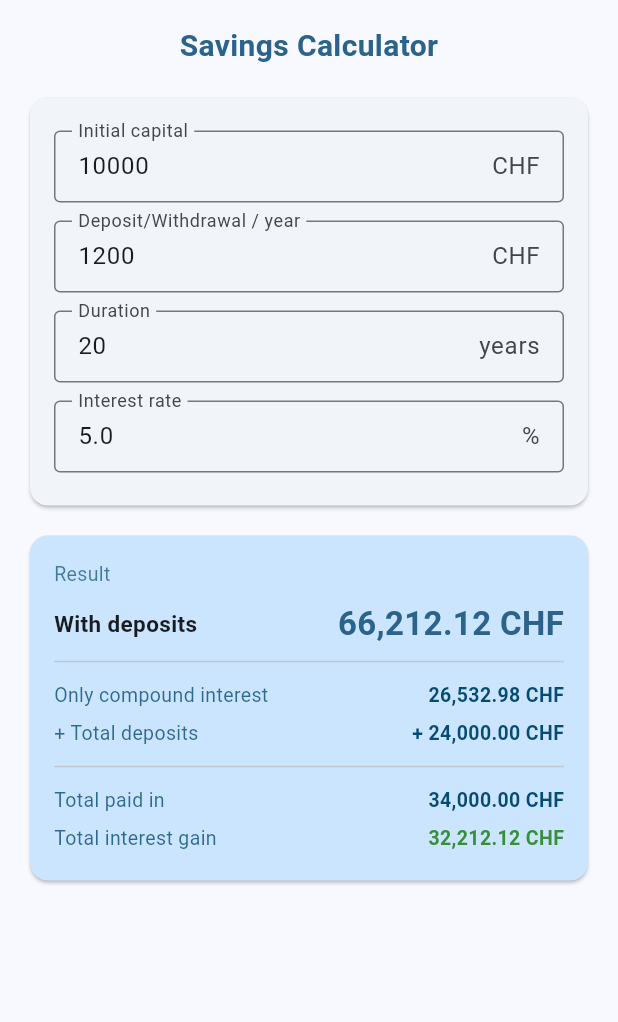
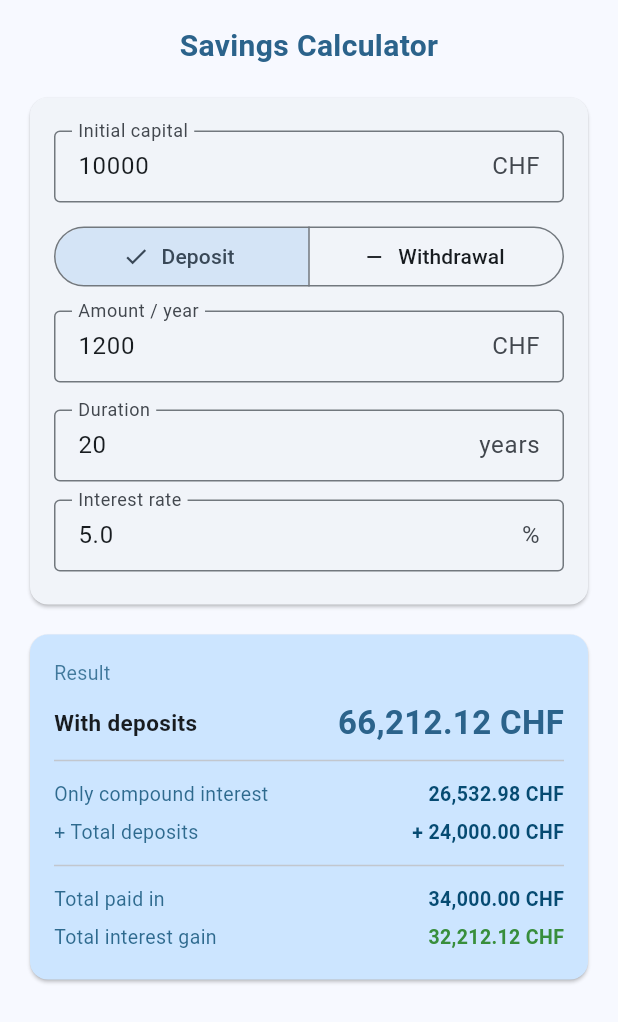
Before and after one commit to StockMonitorCH/fx-calc, a Flutter app: the SavingsPage widget shown alone on an empty page, opened directly, on a phone screen of 412 x 824 dp. Shown: the top 1022 px of the screen. Run offline on Flutter 3.47's test engine with Material 3 defaults, Android fonts, the phone set to English and light mode, and no system bars; our stand-ins replace math_expressions, open_file, package_info_plus; network calls fail; key blocks and very long unbroken strings in the code were emptied for the run.

Commit message:
v1.0.2: Einzahlung/Entnahme-Toggle, Aufbrauchdauer-Anzeige
- Zinsrechner: Einzahlung/Entnahme als SegmentedButton (kein Minus tippen)
- Bei Entnahme: zeigt "Aufgebraucht nach ~X J. Y M." wenn Kapital aufgebraucht
- Depletion-Berechnung via exakter Formel (logarithmisch)

Co-Authored-By: Claude Sonnet 4.6 <noreply@anthropic.com>

```diff
--- a/lib/main.dart
+++ b/lib/main.dart
@@ -797,10 +797,12 @@ class _SavingsPageState extends State<SavingsPage> {
   final _yearsCtrl    = TextEditingController(text: '20');
   final _rateCtrl     = TextEditingController(text: '5.0');
 
-  double _endWithout  = 0;
-  double _endWith     = 0;
-  double _totalPaid   = 0;
-  double _interestGain = 0;
+  bool   _isWithdrawal   = false;
+  double _endWithout     = 0;
+  double _endWith        = 0;
+  double _totalPaid      = 0;
+  double _interestGain   = 0;
+  double? _yearsToDepletion;
 
   @override
   void initState() {
@@ -821,13 +823,27 @@ class _SavingsPageState extends State<SavingsPage> {
     super.dispose();
   }
 
+  double? _calcYearsToDepletion(double start, double withdrawalPerYear, double rate) {
+    if (withdrawalPerYear <= 0 || start <= 0) return null;
+    if (rate <= 0) return start / withdrawalPerYear;
+    if (rate * start >= withdrawalPerYear) return null;
+    final w = -withdrawalPerYear;
+    final ratio = w / (rate * start + w);
+    if (ratio <= 0) return null;
+    return math.log(ratio) / math.log(1 + rate);
+  }
+
   void _calculate() {
-    final start   = double.tryParse(_startCtrl.text.replaceAll(',', '.'))   ?? 0;
-    final deposit = double.tryParse(_depositCtrl.text.replaceAll(',', '.')) ?? 0;
-    final years   = int.tryParse(_yearsCtrl.text)   ?? 0;
-    final rate    = (double.tryParse(_rateCtrl.text.replaceAll(',', '.')) ?? 0) / 100;
+    final start    = double.tryParse(_startCtrl.text.replaceAll(',', '.'))   ?? 0;
+    final depAmt   = double.tryParse(_depositCtrl.text.replaceAll(',', '.')) ?? 0;
+    final deposit  = depAmt * (_isWithdrawal ? -1 : 1);
+    final years    = int.tryParse(_yearsCtrl.text)   ?? 0;
+    final rate     = (double.tryParse(_rateCtrl.text.replaceAll(',', '.')) ?? 0) / 100;
 
-    if (years <= 0) { setState(() { _endWithout = 0; _endWith = 0; _totalPaid = 0; _interestGain = 0; }); return; }
+    if (years <= 0) {
+      setState(() { _endWithout = 0; _endWith = 0; _totalPaid = 0; _interestGain = 0; _yearsToDepletion = null; });
+      return;
+    }
 
     final factor = math.pow(1 + rate, years).toDouble();
     final without = start * factor;
@@ -837,20 +853,22 @@ class _SavingsPageState extends State<SavingsPage> {
     final paid = start + deposit * years;
 
     setState(() {
-      _endWithout   = without;
-      _endWith      = withDep;
-      _totalPaid    = paid;
-      _interestGain = withDep - paid;
+      _endWithout       = without;
+      _endWith          = withDep;
+      _totalPaid        = paid;
+      _interestGain     = withDep - paid;
+      _yearsToDepletion = _isWithdrawal
+          ? _calcYearsToDepletion(start, depAmt, rate)
+          : null;
     });
   }
 
-  Widget _field(String label, TextEditingController ctrl, String suffix,
-      {bool signed = false}) {
+  Widget _field(String label, TextEditingController ctrl, String suffix) {
     return Padding(
       padding: const EdgeInsets.symmetric(vertical: 6),
       child: TextField(
         controller: ctrl,
-        keyboardType: TextInputType.numberWithOptions(decimal: true, signed: signed),
+        keyboardType: const TextInputType.numberWithOptions(decimal: true),
         decoration: InputDecoration(
           labelText: label,
           suffixText: suffix,
@@ -859,6 +877,16 @@ class _SavingsPageState extends State<SavingsPage> {
         ),
       ),
     );
+  }
+
+  Widget _buildDepletion(double totalYears, ColorScheme cs) {
+    final y = totalYears.floor();
+    final m = ((totalYears - y) * 12).round();
+    final label = m > 0
+        ? tr('~$y J. $m M.', '~$y yr $m mo')
+        : tr('~$y Jahre', '~$y years');
+    return Text(label,
+        style: TextStyle(fontSize: 22, fontWeight: FontWeight.bold, color: cs.error));
   }
 
   String _fmt(double v) {
@@ -888,7 +916,33 @@ class _SavingsPageState extends State<SavingsPage> {
                 child: Column(
                   children: [
                     _field(tr('Startkapital', 'Initial capital'), _startCtrl, widget.currency),
-                    _field(tr('Einzahlung/Entnahme / Jahr', 'Deposit/Withdrawal / year'), _depositCtrl, widget.currency, signed: true),
+                    Padding(
+                      padding: const EdgeInsets.symmetric(vertical: 6),
+                      child: Column(
+                        crossAxisAlignment: CrossAxisAlignment.stretch,
+                        children: [
+                          SegmentedButton<bool>(
+                            segments: [
+                              ButtonSegment(
+                                value: false,
+                                label: Text(tr('Einzahlung', 'Deposit')),
+                                icon: const Icon(Icons.add, size: 16),
+                              ),
+                              ButtonSegment(
+                                value: true,
+                                label: Text(tr('Entnahme', 'Withdrawal')),
+                                icon: const Icon(Icons.remove, size: 16),
+                              ),
+                            ],
+                            selected: {_isWithdrawal},
+                            onSelectionChanged: (s) =>
+                                setState(() { _isWithdrawal = s.first; _calculate(); }),
+                          ),
+                          const SizedBox(height: 6),
+                          _field(tr('Betrag / Jahr', 'Amount / year'), _depositCtrl, widget.currency),
+                        ],
+                      ),
+                    ),
                     _field(tr('Laufzeit', 'Duration'), _yearsCtrl, tr('Jahre', 'years')),
                     _field(tr('Zinssatz', 'Interest rate'), _rateCtrl, '%'),
                   ],
@@ -911,8 +965,7 @@ class _SavingsPageState extends State<SavingsPage> {
                     Builder(builder: (context) {
                       final depAmt = double.tryParse(_depositCtrl.text.replaceAll(',', '.')) ?? 0;
                       final yrs = int.tryParse(_yearsCtrl.text) ?? 0;
-                      final totalDep = depAmt * yrs;
-                      final isWithdrawal = depAmt < 0;
+                      final depleted = _isWithdrawal && _endWith <= 0 && _yearsToDepletion != null;
                       return Column(
                         children: [
                           // Main result
@@ -920,12 +973,16 @@ class _SavingsPageState extends State<SavingsPage> {
                             mainAxisAlignment: MainAxisAlignment.spaceBetween,
                             children: [
                               Text(
-                                isWithdrawal
+                                depleted
+                                    ? tr('Aufgebraucht nach', 'Depleted after')
+                                    : _isWithdrawal
                                         ? tr('Mit Entnahmen', 'With withdrawals')
                                         : tr('Mit Einzahlungen', 'With deposits'),
                                 style: const TextStyle(fontSize: 15, fontWeight: FontWeight.bold),
                               ),
-                              Text(
+                              depleted
+                                  ? _buildDepletion(_yearsToDepletion!, cs)
+                                  : Text(
                                       '${_fmt(_endWith)} ${widget.currency}',
                                       style: TextStyle(
                                         fontSize: 22,
@@ -942,17 +999,17 @@ class _SavingsPageState extends State<SavingsPage> {
                             cs,
                           ),
                           _resultRow(
-                            isWithdrawal
+                            _isWithdrawal
                                 ? tr('− Entnahmen gesamt', '− Total withdrawals')
                                 : tr('+ Einzahlungen gesamt', '+ Total deposits'),
-                            isWithdrawal
-                                ? '− ${_fmt(-totalDep)} ${widget.currency}'
-                                : '+ ${_fmt(totalDep)} ${widget.currency}',
+                            _isWithdrawal
+                                ? '− ${_fmt(depAmt * yrs)} ${widget.currency}'
+                                : '+ ${_fmt(depAmt * yrs)} ${widget.currency}',
                             cs,
                           ),
                           const Divider(height: 20),
                           _resultRow(
-                            isWithdrawal
+                            _isWithdrawal
                                 ? tr('Entnommen total', 'Total withdrawn')
                                 : tr('Eingezahlt total', 'Total paid in'),
                             '${_fmt(_totalPaid)} ${widget.currency}',
--- a/pubspec.yaml
+++ b/pubspec.yaml
@@ -3,7 +3,7 @@ description: FX Calc – Calculator & Currency Converter
 
 publish_to: 'none'
 
-version: 1.0.1+3
+version: 1.0.2+4
 
 environment:
   sdk: '>=3.3.0 <4.0.0'
```
Lines whose indentation alone changed are shown as unchanged.
